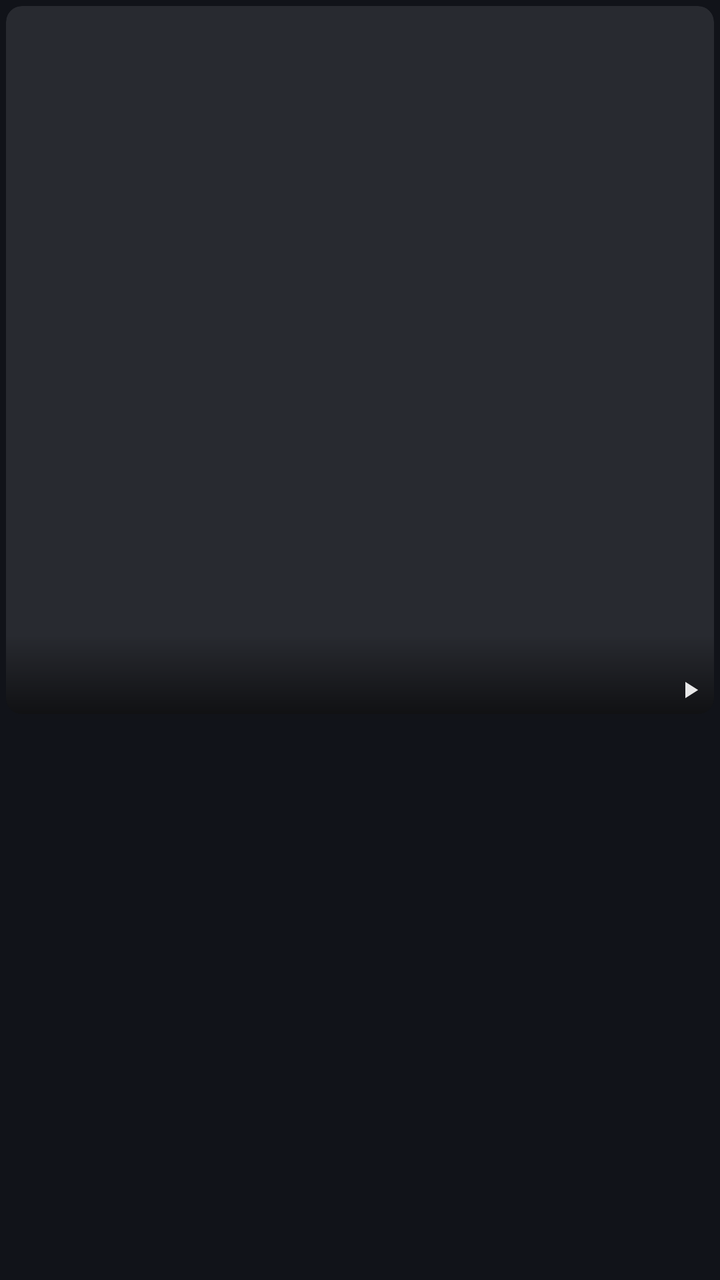
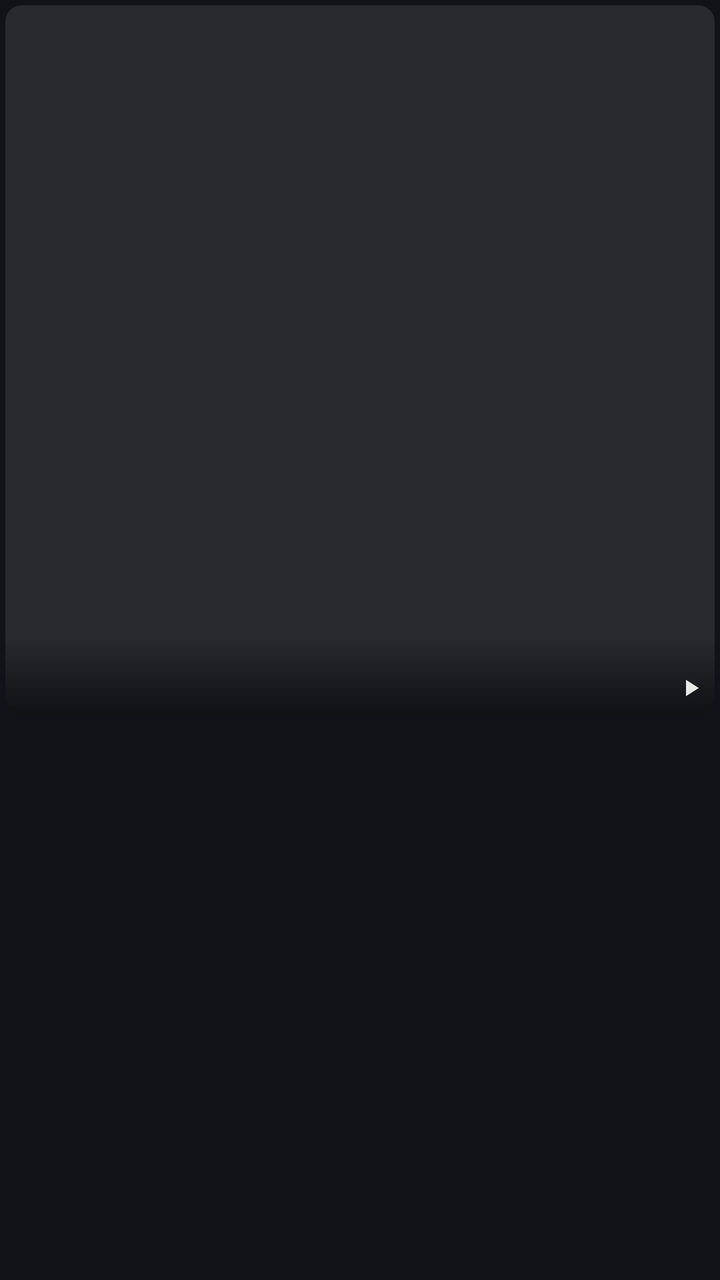

Compare the two renders of this Android layout. The source of the first and the diff that turns it into the second are given below.
<!-- AndroidManifest.xml: application theme Theme.Sleppify -->
<!-- res/layout/item_shortcut_cell.xml -->
<?xml version="1.0" encoding="utf-8"?>
<FrameLayout xmlns:android="http://schemas.android.com/apk/res/android"
    xmlns:app="http://schemas.android.com/apk/res-auto"
    android:layout_width="match_parent"
    android:layout_height="wrap_content"
    android:padding="3dp">

    <androidx.constraintlayout.widget.ConstraintLayout
        android:id="@+id/clShortcutCell"
        android:layout_width="match_parent"
        android:layout_height="wrap_content"
        android:background="@drawable/bg_shortcut_cell_rounded"
        android:clipToOutline="true"
        android:clickable="true"
        android:focusable="true"
        android:foreground="?attr/selectableItemBackground">

        <ImageView
            android:id="@+id/ivShortcutThumb"
            android:layout_width="0dp"
            android:layout_height="0dp"
            android:scaleType="centerCrop"
            app:layout_constraintDimensionRatio="1:1"
            app:layout_constraintEnd_toEndOf="parent"
            app:layout_constraintStart_toStartOf="parent"
            app:layout_constraintTop_toTopOf="parent" />

        <View
            android:layout_width="0dp"
            android:layout_height="40dp"
            android:background="@drawable/bg_shortcut_gradient"
            app:layout_constraintBottom_toBottomOf="@id/ivShortcutThumb"
            app:layout_constraintEnd_toEndOf="parent"
            app:layout_constraintStart_toStartOf="parent" />

        <LinearLayout
            android:layout_width="0dp"
            android:layout_height="wrap_content"
            android:gravity="center_vertical"
            android:orientation="horizontal"
            android:paddingHorizontal="5dp"
            android:paddingBottom="5dp"
            app:layout_constraintBottom_toBottomOf="@id/ivShortcutThumb"
            app:layout_constraintEnd_toEndOf="parent"
            app:layout_constraintStart_toStartOf="parent">

            <TextView
                android:id="@+id/tvShortcutTitle"
                android:layout_width="0dp"
                android:layout_height="wrap_content"
                android:layout_weight="1"
                android:ellipsize="end"
                android:fontFamily="@font/inter_variable"
                android:maxLines="1"
                android:shadowColor="#80000000"
                android:shadowDx="0"
                android:shadowDy="1"
                android:shadowRadius="2"
                android:textColor="@android:color/white"
                android:textSize="10sp"
                android:textStyle="bold" />

            <ImageView
                android:id="@+id/ivShortcutPlay"
                android:layout_width="14dp"
                android:layout_height="14dp"
                android:layout_marginStart="3dp"
                android:alpha="0.9"
                android:src="@drawable/ic_mini_play"
                app:tint="@android:color/white" />

            <com.example.sleppify.AnimatedEqualizerView
                android:id="@+id/eqShortcut"
                android:layout_width="14dp"
                android:layout_height="14dp"
                android:layout_marginStart="3dp"
                android:visibility="gone"
                app:barColor="@android:color/white" />

        </LinearLayout>

    </androidx.constraintlayout.widget.ConstraintLayout>
</FrameLayout>
<!-- resources referenced by this layout -->
<resources>
  <!-- drawable bg_shortcut_cell_rounded (drawable) -->
  <?xml version="1.0" encoding="utf-8"?>
  <shape xmlns:android="http://schemas.android.com/apk/res/android"
      android:shape="rectangle">
      <solid android:color="@color/surface_high" />
      <corners android:radius="8dp" />
  </shape>
  <!-- drawable bg_shortcut_gradient (drawable) -->
  <?xml version="1.0" encoding="utf-8"?>
  <shape xmlns:android="http://schemas.android.com/apk/res/android"
      android:shape="rectangle">
      <gradient
          android:angle="270"
          android:startColor="#00000000"
          android:endColor="#99000000" />
  </shape>
  <!-- drawable ic_mini_play (drawable) -->
  <?xml version="1.0" encoding="utf-8"?>
  <vector xmlns:android="http://schemas.android.com/apk/res/android"
      android:width="34dp"
      android:height="34dp"
      android:viewportWidth="24"
      android:viewportHeight="24">
      <path
          android:fillColor="#FFFFFFFF"
          android:pathData="M8,5v14l11,-7z" />
  </vector>
  <style name="Theme.Sleppify" parent="Base.Theme.Sleppify" />
  <color name="surface_high">#282a30</color>
  <style name="Base.Theme.Sleppify" parent="Theme.Material3.Dark.NoActionBar">
          
          <item name="colorPrimary">@color/stitch_blue</item>
          <item name="colorSecondary">@color/stitch_blue_light</item>
          <item name="android:windowBackground">@color/surface_dark</item>
          <item name="android:navigationBarColor">@color/surface_dark</item>
          <item name="android:statusBarColor">@color/surface_dark</item>
          <item name="android:textColorPrimary">@color/text_primary</item>
          <item name="android:textColorSecondary">@color/text_secondary</item>
      </style>
  <color name="stitch_blue">#AEC7FD</color>
  <color name="stitch_blue_light">#AEC7FD</color>
  <color name="surface_dark">#111319</color>
  <color name="text_primary">#e2e2eb</color>
  <color name="text_secondary">#c3c6d5</color>
</resources>

<!-- the commit's change to res/layout/item_shortcut_cell.xml (unified diff, before → after) -->
@@ -3,8 +3,8 @@
     xmlns:app="http://schemas.android.com/apk/res-auto"
     android:layout_width="match_parent"
     android:layout_height="wrap_content"
-    android:padding="3dp">
-
+    android:padding="2.5dp">
+    
     <androidx.constraintlayout.widget.ConstraintLayout
         android:id="@+id/clShortcutCell"
         android:layout_width="match_parent"
@@ -57,7 +57,7 @@
                 android:shadowDy="1"
                 android:shadowRadius="2"
                 android:textColor="@android:color/white"
-                android:textSize="10sp"
+                android:textSize="12sp"
                 android:textStyle="bold" />
 
             <ImageView
